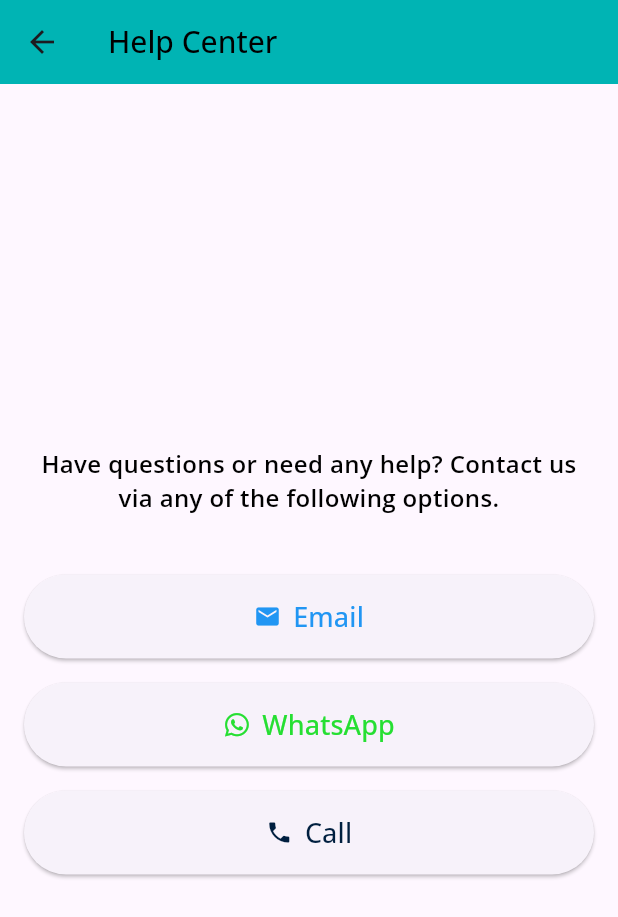
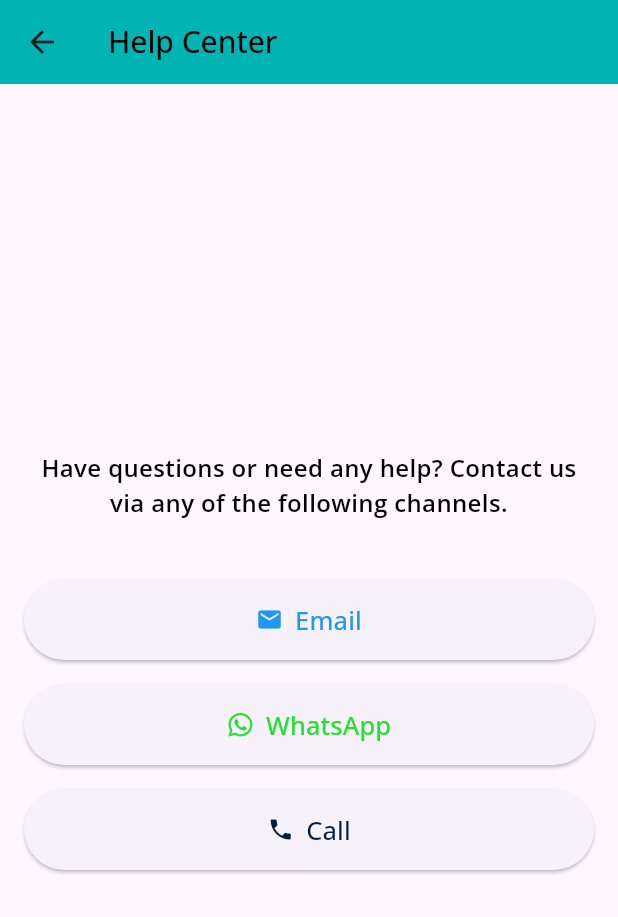
Before and after one commit to BizTidyTech/biztech_mobile_app, a Flutter app: the HelpCenterView screen opened directly, on a phone screen of 412 x 824 dp. Shown: the top 917 px of the screen. Run offline on Flutter 3.47's test engine with Material 3 defaults, Android fonts, the phone set to English and light mode, and no system bars; our stand-ins replace cached_network_image, cloud_firestore, entry, firebase_auth, firebase_core, fluttertoast and 10 more; missing offline and left inert: animate_gradient, cloudinary_public, cupertino_will_pop_scope, email_otp, flutter_paypal, omni_datetime_picker and 2 more; accounts and stored records are empty.

```diff
--- a/lib/ui/features_user/profile/profile_views/help_center_view.dart
+++ b/lib/ui/features_user/profile/profile_views/help_center_view.dart
@@ -60,7 +60,7 @@ class HelpCenterView extends StatelessWidget {
           mainAxisAlignment: MainAxisAlignment.center,
           children: [
             Text(
-              'Have questions or need any help? Contact us via any of the following options.',
+              'Have questions or need any help? Contact us via any of the following channels.',
               style: AppStyles.regularStringStyle(16, AppColors.fullBlack),
               textAlign: TextAlign.center,
             ),
@@ -74,14 +74,14 @@ class HelpCenterView extends StatelessWidget {
               label: Text(
                 'Email',
                 style: AppStyles.normalStringStyle(
-                  18,
+                  17,
                   Colors.blue,
                 ),
               ),
               style: ElevatedButton.styleFrom(
                   padding: const EdgeInsets.symmetric(vertical: 15)),
             ),
-            const SizedBox(height: 16),
+            verticalSpacer(16),
             ElevatedButton.icon(
               onPressed: _launchWhatsApp,
               icon: Icon(
@@ -91,14 +91,14 @@ class HelpCenterView extends StatelessWidget {
               label: Text(
                 'WhatsApp',
                 style: AppStyles.normalStringStyle(
-                  18,
+                  17,
                   AppColors.normalGreen,
                 ),
               ),
               style: ElevatedButton.styleFrom(
                   padding: const EdgeInsets.symmetric(vertical: 15)),
             ),
-            const SizedBox(height: 16),
+            verticalSpacer(16),
             ElevatedButton.icon(
               onPressed: _launchPhoneCall,
               icon: Icon(
@@ -108,7 +108,7 @@ class HelpCenterView extends StatelessWidget {
               label: Text(
                 'Call',
                 style: AppStyles.normalStringStyle(
-                  18,
+                  17,
                   AppColors.deepBlue,
                 ),
               ),
```
